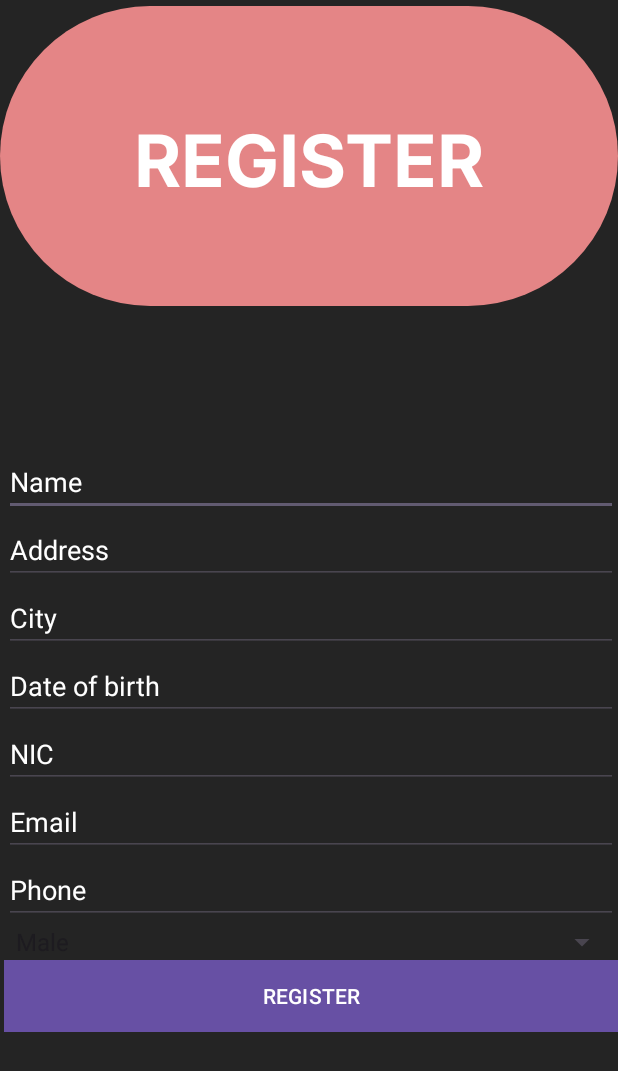
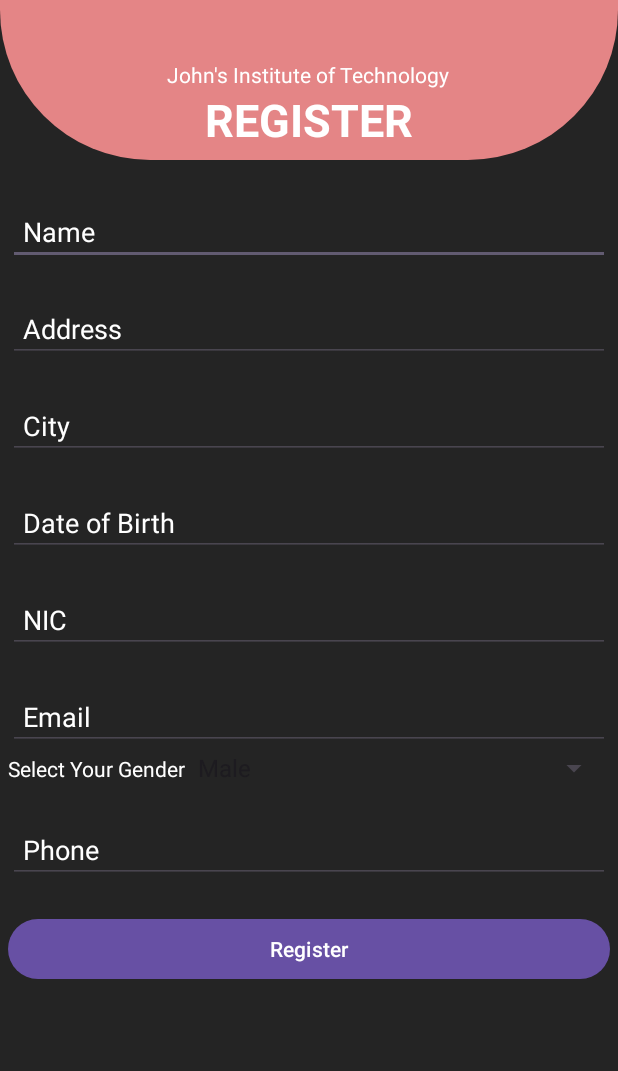
Before and after one commit to Manjeedan11/JIT, an Android app: the screen it shows after launch (Register), on a phone screen of 412 x 824 dp. Shown: the top 1071 px of the screen. Run offline under Robolectric (Android 15) with nearby library versions, the phone set to English and light mode, and no system bars.

Commit message:
register ui done

```diff
--- a/app/src/main/java/com/affc/ait/Register.java
+++ b/app/src/main/java/com/affc/ait/Register.java
@@ -3,8 +3,10 @@ package com.affc.ait;
 import android.content.Intent;
 import android.os.Bundle;
 import android.view.View;
+import android.widget.ArrayAdapter;
 import android.widget.Button;
 import android.widget.EditText;
+import android.widget.Spinner;
 import android.widget.Toast;
 
 import androidx.annotation.Nullable;
@@ -12,11 +14,16 @@ import androidx.appcompat.app.AppCompatActivity;
 
 public class Register extends AppCompatActivity {
     Database dbHelper;
+    String[] genders = {"Male", "Female", "Other"};
 
     @Override
     protected void onCreate(@Nullable Bundle savedInstanceState){
         super.onCreate(savedInstanceState);
+        ArrayAdapter<String> adapter = new ArrayAdapter<>(this, android.R.layout.simple_spinner_item, genders);
         setContentView(R.layout.activity_register);
         dbHelper = new Database(this);
+        adapter.setDropDownViewResource(android.R.layout.simple_spinner_dropdown_item);
+        Spinner spinner = findViewById(R.id.gender);
+        spinner.setAdapter(adapter);
     }
 }
--- a/app/src/main/res/drawable/rounded_rectangle.xml
+++ b/app/src/main/res/drawable/rounded_rectangle_bottom.xml
@@ -7,5 +7,7 @@
         android:top="7dp"
         android:right="7dp"
         android:bottom="7dp" />
-    <corners android:radius="100dp" />
+    <corners android:bottomLeftRadius="100dp"
+        android:bottomRightRadius="100dp" />
+
 </shape>
--- a/app/src/main/res/layout/activity_register.xml
+++ b/app/src/main/res/layout/activity_register.xml
@@ -1,128 +1,170 @@
 <?xml version="1.0" encoding="utf-8"?>
-<androidx.constraintlayout.widget.ConstraintLayout xmlns:android="http://schemas.android.com/apk/res/android"
+<RelativeLayout xmlns:android="http://schemas.android.com/apk/res/android"
     xmlns:app="http://schemas.android.com/apk/res-auto"
     xmlns:tools="http://schemas.android.com/tools"
-    android:id="@+id/linearLayout"
+    android:id="@+id/ddress"
     android:layout_width="match_parent"
     android:layout_height="match_parent"
     android:background="@color/background"
-    android:gravity="center">
+    android:gravity="top"
+    >
 
-    <View
-        android:id="@+id/view2"
-        android:layout_width="wrap_content"
-        android:layout_height="200dp"
-        android:layout_marginTop="4dp"
-        android:foreground="@drawable/rounded_rectangle"
-        app:layout_constraintStart_toStartOf="parent"
-        app:layout_constraintTop_toTopOf="parent"></View>
+    <LinearLayout
+        android:id="@+id/header"
+        android:layout_width="match_parent"
+        android:layout_height="wrap_content"
+        android:orientation="vertical"
+        android:gravity="center"
+        android:background="@drawable/rounded_rectangle_bottom"
+        android:layout_alignParentTop="true"
+        android:paddingTop="40dp">
+
 
         <TextView
-        android:id="@+id/textView4"
+            android:id="@+id/business"
             android:layout_width="wrap_content"
             android:layout_height="wrap_content"
-        android:fontFamily="@font/inter_bold"
+            android:text="John's Institute of Technology"
+            android:textColor="@color/white"
+            />
+
+        <TextView
+            android:id="@+id/title"
+            android:layout_width="wrap_content"
+            android:textColor="@color/white"
             android:text="REGISTER"
-        android:textColor="@color/white"
-        android:textSize="48sp"
-        app:layout_constraintBottom_toBottomOf="@+id/view2"
-        app:layout_constraintEnd_toEndOf="parent"
-        app:layout_constraintStart_toStartOf="parent"
-        app:layout_constraintTop_toTopOf="@+id/view2" />
+            android:textSize="30sp"
+            android:textStyle="bold"
+            android:layout_height="wrap_content"
+            />
+    </LinearLayout>
 
     <ScrollView
-        android:layout_width="409dp"
-        android:layout_height="525dp"
-        app:layout_constraintBottom_toBottomOf="parent"
-        app:layout_constraintEnd_toEndOf="parent"
-        app:layout_constraintHorizontal_bias="1.0"
-        app:layout_constraintStart_toStartOf="parent">
-
+        android:layout_width="match_parent"
+        android:layout_height="wrap_content"
+        android:layout_below="@+id/header">
         <LinearLayout
             android:layout_width="match_parent"
             android:layout_height="wrap_content"
             android:orientation="vertical"
-            android:paddingBottom="10dp">
+            android:padding="5dp"
+            >
 
             <EditText
-                android:id="@+id/name"
+                android:id="@+id/username"
                 android:layout_width="match_parent"
                 android:layout_height="wrap_content"
-                android:ems="10"
-                android:inputType="text"
-                android:text="Name"
-                android:textColor="@color/white"/>
+                android:hint="Name"
+
+                android:padding="10dp"
+                android:textColor="@color/white"
+                android:textColorHint="@color/white"
+                android:layout_marginTop="20dp"
+                />
 
             <EditText
                 android:id="@+id/address"
                 android:layout_width="match_parent"
                 android:layout_height="wrap_content"
-                android:ems="10"
-                android:inputType="text"
-                android:text="Address"
-                android:textColor="@color/white"/>
+                android:hint="Address"
+
+                android:padding="10dp"
+                android:textColor="@color/white"
+                android:textColorHint="@color/white"
+                android:layout_marginTop="20dp"
+                />
 
             <EditText
                 android:id="@+id/city"
                 android:layout_width="match_parent"
                 android:layout_height="wrap_content"
-                android:ems="10"
-                android:inputType="text"
-                android:text="City"
-                android:textColor="@color/white"/>
+                android:hint="City"
 
+                android:padding="10dp"
+                android:textColor="@color/white"
+                android:textColorHint="@color/white"
+                android:layout_marginTop="20dp"
+                />
+
+<!--            maybe change to a datepicker later-->
             <EditText
                 android:id="@+id/dob"
                 android:layout_width="match_parent"
                 android:layout_height="wrap_content"
-                android:ems="10"
+                android:hint="Date of Birth"
+                android:padding="10dp"
+                android:textColor="@color/white"
+                android:textColorHint="@color/white"
+                android:layout_marginTop="20dp"
                 android:inputType="date"
-                android:text="Date of birth"
-                android:textColor="@color/white"/>
+                />
 
             <EditText
                 android:id="@+id/nic"
                 android:layout_width="match_parent"
                 android:layout_height="wrap_content"
-                android:ems="10"
-                android:inputType="text"
-                android:text="NIC"
-                android:textColor="@color/white"/>
+                android:hint="NIC"
+
+                android:padding="10dp"
+                android:textColor="@color/white"
+                android:textColorHint="@color/white"
+                android:layout_marginTop="20dp"
+                />
 
             <EditText
                 android:id="@+id/email"
                 android:layout_width="match_parent"
                 android:layout_height="wrap_content"
-                android:ems="10"
+                android:hint="Email"
+
+                android:padding="10dp"
+                android:textColor="@color/white"
+                android:textColorHint="@color/white"
+                android:layout_marginTop="20dp"
                 android:inputType="textEmailAddress"
-                android:text="Email"
-                android:textColor="@color/white"/>
+                />
+
+            <LinearLayout
+                android:layout_width="match_parent"
+                android:layout_height="wrap_content">
+
+                <TextView
+                    android:layout_width="wrap_content"
+                    android:layout_height="wrap_content"
+                    android:textColor="@color/white"
+                    android:text="Select Your Gender"/>
+
+                <Spinner
+                    android:id="@+id/gender"
+                    android:layout_width="match_parent"
+                    android:layout_height="wrap_content"
+                    />
+            </LinearLayout>
 
             <EditText
                 android:id="@+id/phone"
                 android:layout_width="match_parent"
                 android:layout_height="wrap_content"
-                android:ems="10"
+                android:hint="Phone"
+
+                android:padding="10dp"
+                android:textColor="@color/white"
+                android:textColorHint="@color/white"
+                android:layout_marginTop="20dp"
                 android:inputType="phone"
-                android:text="Phone"
-                android:textColor="@color/white"/>
-            <Spinner
-                android:id="@+id/gender_spinner"
-                android:layout_width="match_parent"
-                android:layout_height="wrap_content"
-                android:entries="@array/gender_options"
                 />
 
             <Button
                 android:id="@+id/register"
                 android:layout_width="match_parent"
                 android:layout_height="wrap_content"
-    android:text="REGISTER"
-    android:background="@color/pink"
-    android:backgroundTint="@color/pink"
+                android:text="Register"
                 android:textColor="@color/white"
+
+                android:padding="10dp"
+                android:layout_marginTop="20dp"
                 />
         </LinearLayout>
     </ScrollView>
 
-</androidx.constraintlayout.widget.ConstraintLayout>
+</RelativeLayout>
```
Lines whose indentation alone changed are shown as unchanged.
